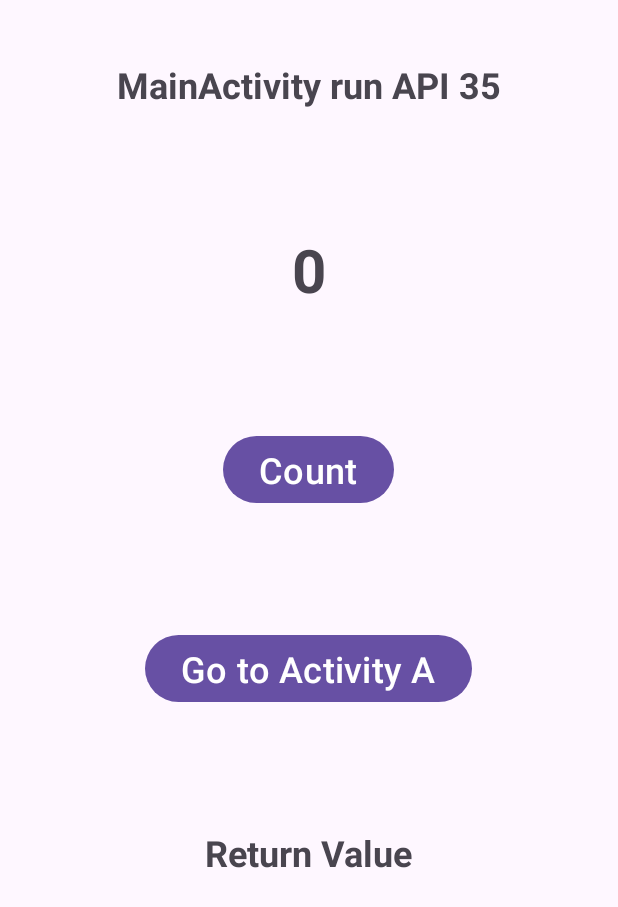
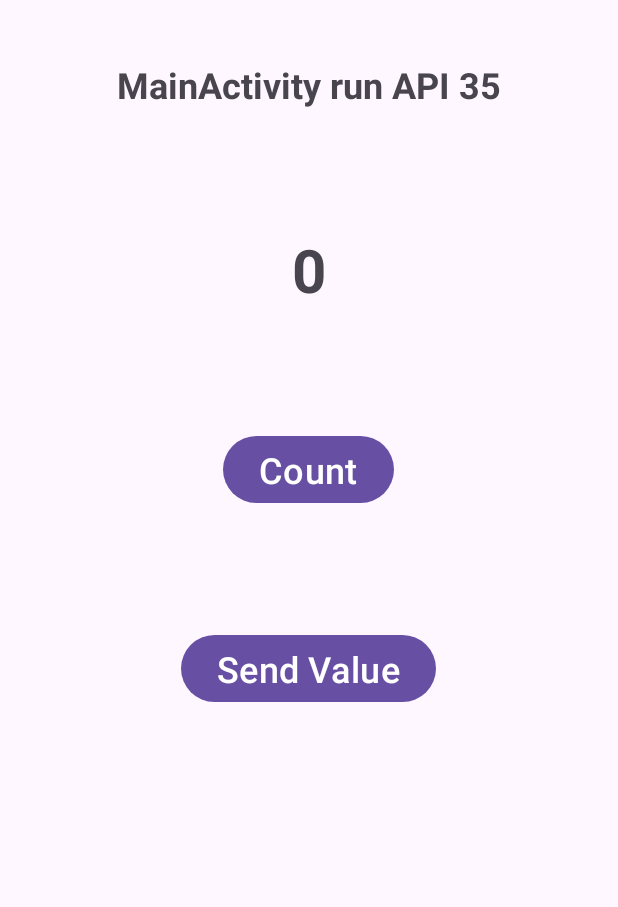
Before and after one commit to NguyenCoderVN/ActivityBasic, an Android app: the screen it shows after launch (MainActivity), on a phone screen of 412 x 824 dp. Shown: the top 907 px of the screen. Run offline under Robolectric (Android 15) with nearby library versions, the phone set to English and light mode, and no system bars; our stand-ins replace Timber.

```diff
--- a/app/src/main/java/com/nguyencodervn/klad_activitybasic/ActivityA.kt
+++ b/app/src/main/java/com/nguyencodervn/klad_activitybasic/ActivityA.kt
@@ -4,7 +4,7 @@ import android.os.Bundle
 import android.widget.Button
 import android.widget.TextView
 import androidx.appcompat.app.AppCompatActivity
-import timber.log.Timber
+
 
 class ActivityA : AppCompatActivity() {
     private lateinit var receivedTv: TextView
--- a/app/src/main/java/com/nguyencodervn/klad_activitybasic/MainActivity.kt
+++ b/app/src/main/java/com/nguyencodervn/klad_activitybasic/MainActivity.kt
@@ -9,10 +9,11 @@ import android.widget.TextView
 import androidx.appcompat.app.AppCompatActivity
 
 class MainActivity : AppCompatActivity() {
-    private lateinit var mainToABt: Button
     private lateinit var countBt: Button
+    private lateinit var sendBt: Button
+
+    private lateinit var mainTv: TextView
     private lateinit var countTv: TextView
-    private lateinit var mainTv: TextView
     private var count: Int = 0
 
     override fun onCreate(savedInstanceState: Bundle?) {
@@ -24,7 +25,8 @@ class MainActivity : AppCompatActivity() {
     }
 
     private fun setupEven() {
-        mainToABt.setOnClickListener {
+
+        sendBt.setOnClickListener {
             val intent = Intent(this, ActivityA::class.java)
             startActivity(intent)
         }
@@ -36,15 +38,19 @@ class MainActivity : AppCompatActivity() {
     }
 
     companion object {
+        const val KEY_ACTIVITY = "KEY_ACTIVITY"
         const val KEY_COUNT = "KEY_COUNT"
+        const val KEY_OBJECT = "KEY_OBJECT"
     }
 
     @SuppressLint("SetTextI18n")
     private fun initId() {
-        mainToABt = findViewById(R.id.mainToABt)
+        sendBt = findViewById(R.id.sendBt)
         countBt = findViewById(R.id.countBt)
+
+        mainTv = findViewById(R.id.mainTv)
         countTv = findViewById(R.id.countTv)
-        mainTv = findViewById(R.id.mainTv)
+
         countTv.text = "0"
         val api = Build.VERSION.SDK_INT
         mainTv.text = "MainActivity run API $api"
--- /dev/null
+++ b/app/src/main/java/com/nguyencodervn/klad_activitybasic/Transfer.kt
@@ -0,0 +1,6 @@
+package com.nguyencodervn.klad_activitybasic
+
+data class Transfer (
+    val language : String,
+    val api : Int,
+)
--- a/app/src/main/res/layout/activity_a.xml
+++ b/app/src/main/res/layout/activity_a.xml
@@ -11,7 +11,7 @@
         android:layout_height="wrap_content"
         android:layout_margin="40dp"
         android:text="Value Received"
-        android:textSize="24sp"
+        android:textSize="20sp"
         android:textStyle="bold" />
 
     <Button
@@ -19,7 +19,7 @@
         android:layout_width="wrap_content"
         android:layout_height="wrap_content"
         android:layout_margin="40dp"
-        android:text="Return Value plus 10"
-        android:textSize="24sp" />
+        android:text="Return"
+        android:textSize="20sp" />
 
 </LinearLayout>
--- a/app/src/main/res/layout/activity_main.xml
+++ b/app/src/main/res/layout/activity_main.xml
@@ -34,20 +34,11 @@
         android:textSize="24sp" />
 
     <Button
-        android:id="@+id/mainToABt"
+        android:id="@+id/sendBt"
         android:layout_width="wrap_content"
         android:layout_height="wrap_content"
         android:layout_margin="40dp"
-        android:text="Go to Activity A"
+        android:text="Send Value"
         android:textSize="24sp" />
 
-    <TextView
-        android:id="@+id/returnTv"
-        android:layout_width="wrap_content"
-        android:layout_height="wrap_content"
-        android:layout_margin="40dp"
-        android:text="Return Value"
-        android:textSize="24sp"
-        android:textStyle="bold" />
-
 </LinearLayout>
```
